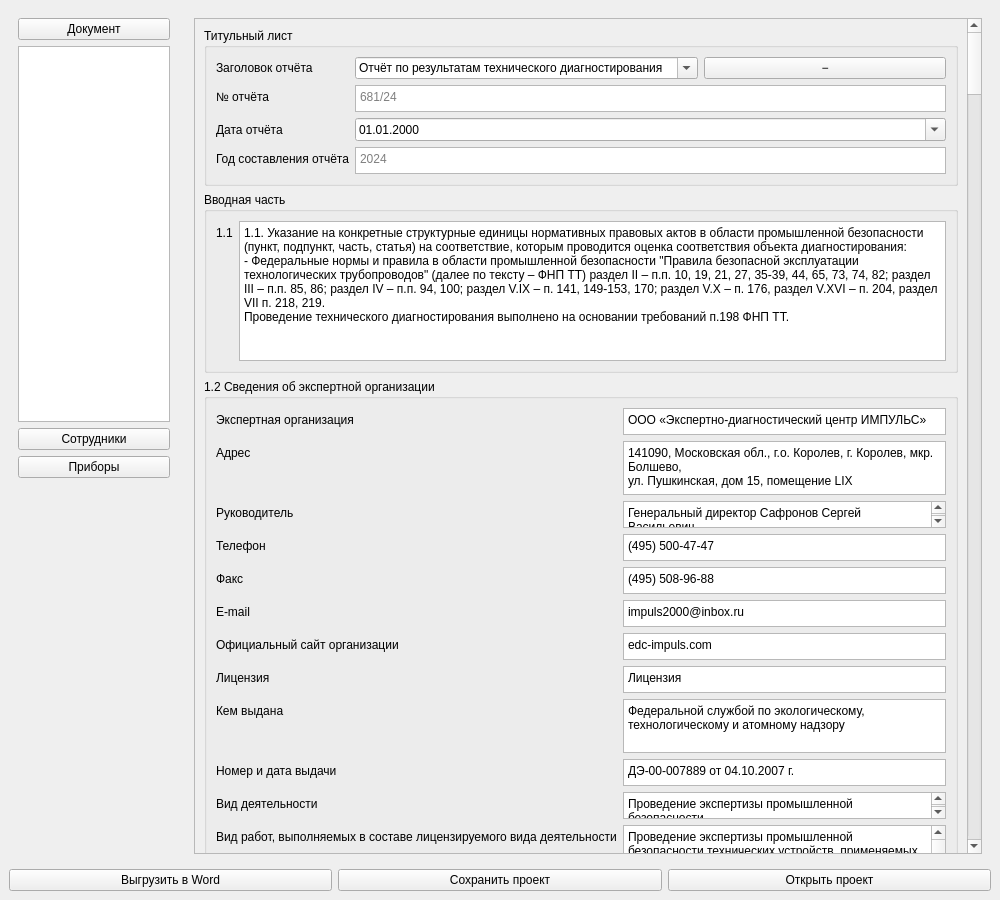
Old version of the form src/ui/designer/pipeline_window.ui in the repository bordaregos/Voskresensk_ballons.
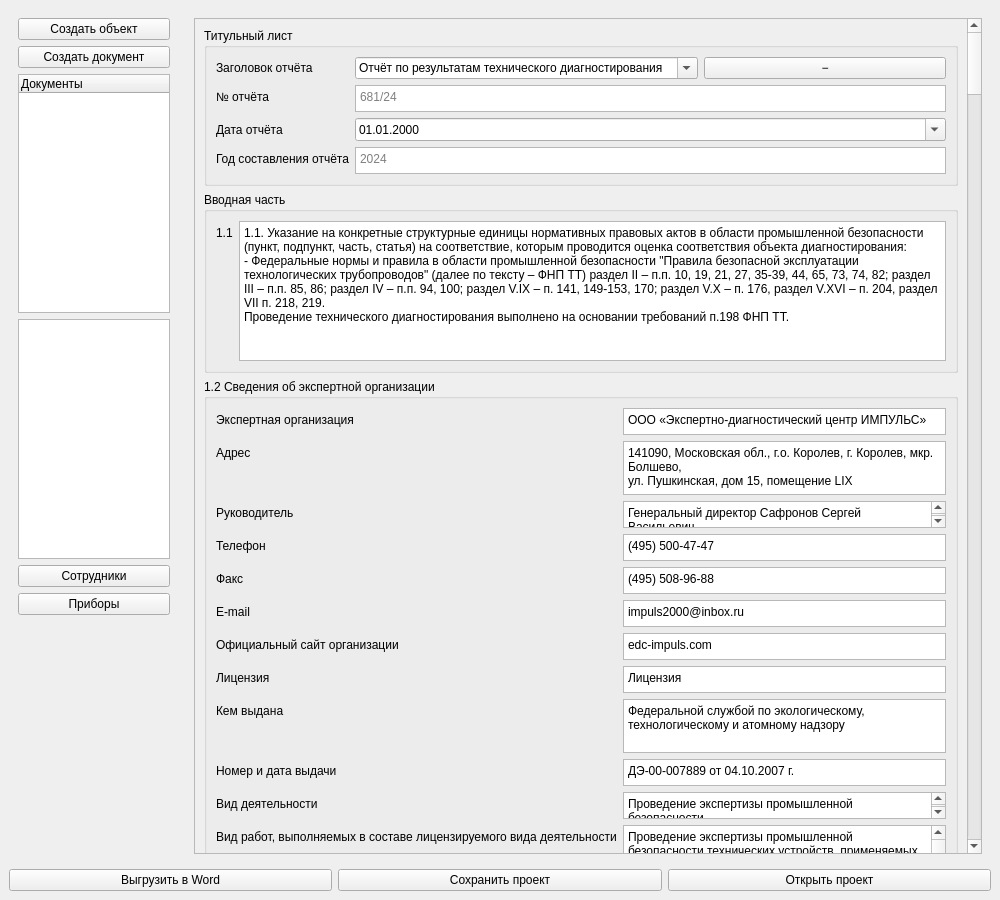
New version of the form.

Commit message: feat: Фаза 2.3 — дерево объектов/документов в сайдбаре.

```diff
--- a/src/ui/designer/pipeline_window.ui
+++ b/src/ui/designer/pipeline_window.ui
@@ -10,7 +10,9 @@
 <item><widget class="QWidget" name="sidebarStub">
  <property name="maximumSize"><size><width>170</width><height>16777215</height></size></property>
  <layout class="QVBoxLayout" name="sidebarStubLayout">
-  <item><widget class="QPushButton" name="sidebarBtn_document"><property name="text"><string>Документ</string></property></widget></item>
+  <item><widget class="QPushButton" name="sidebarBtn_createObject"><property name="text"><string>Создать объект</string></property></widget></item>
+  <item><widget class="QPushButton" name="sidebarBtn_createDocument"><property name="text"><string>Создать документ</string></property></widget></item>
+  <item><widget class="QTreeWidget" name="objectsTree"><column><property name="text"><string>Документы</string></property></column></widget></item>
   <item><widget class="QListWidget" name="tocList"></widget></item>
   <item><widget class="QPushButton" name="sidebarBtn_employees"><property name="text"><string>Сотрудники</string></property></widget></item>
   <item><widget class="QPushButton" name="sidebarBtn_instruments"><property name="text"><string>Приборы</string></property></widget></item>
```
The commit also changes 2 other files.
